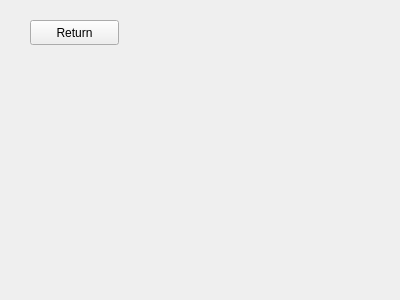
This is strats.ui in BrandonWortmann/Blackjack2.0 as Qt 5 draws it before an edit. The edited form follows.
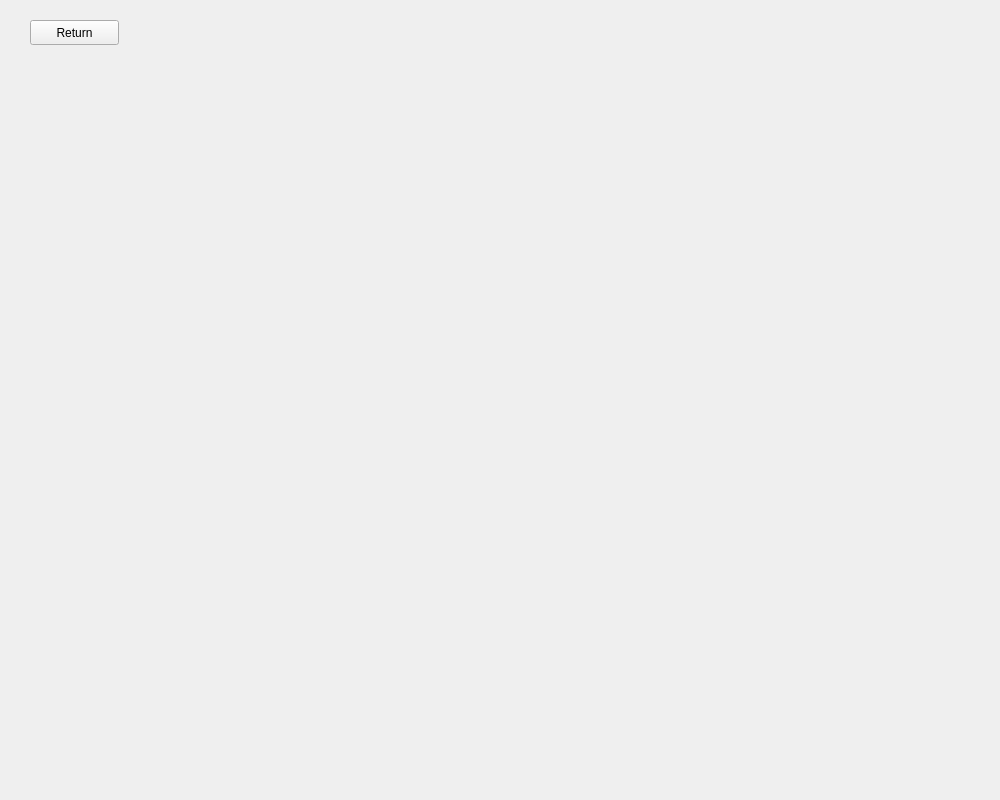
This is the edited form.

```diff
--- a/strats.ui
+++ b/strats.ui
@@ -6,8 +6,8 @@
    <rect>
     <x>0</x>
     <y>0</y>
-    <width>400</width>
-    <height>300</height>
+    <width>1000</width>
+    <height>800</height>
    </rect>
   </property>
   <property name="windowTitle">
```
